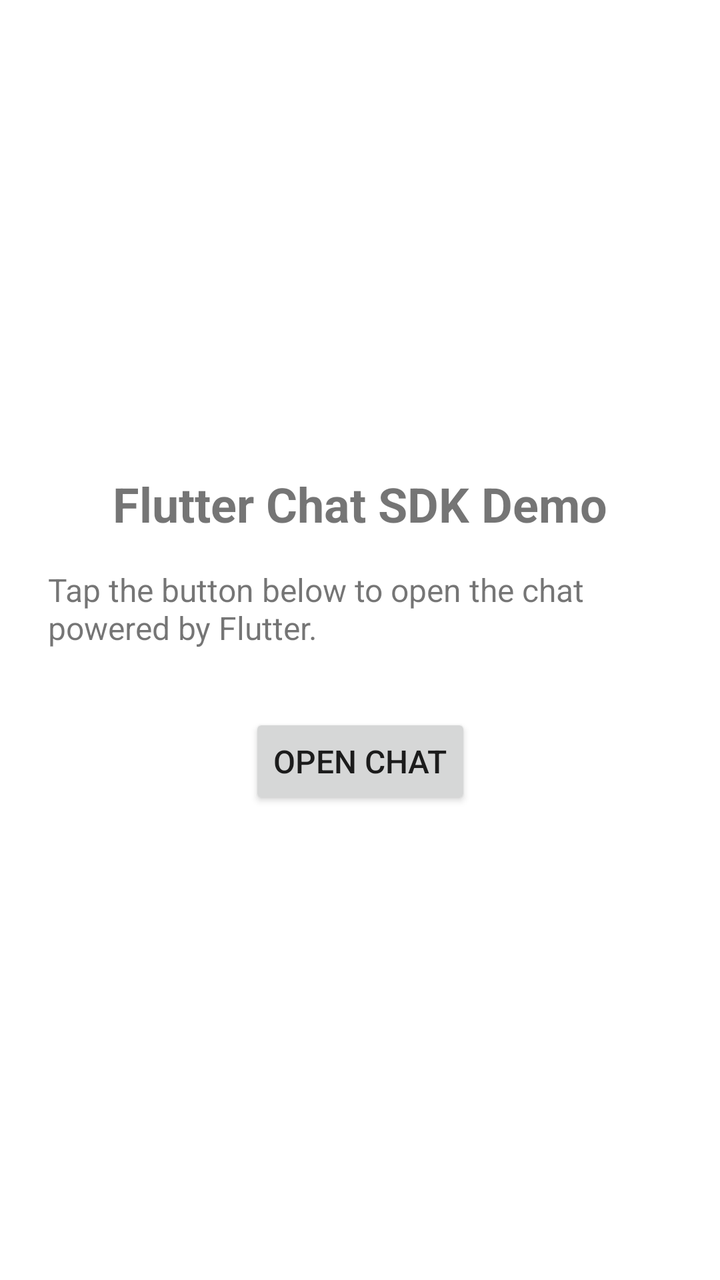
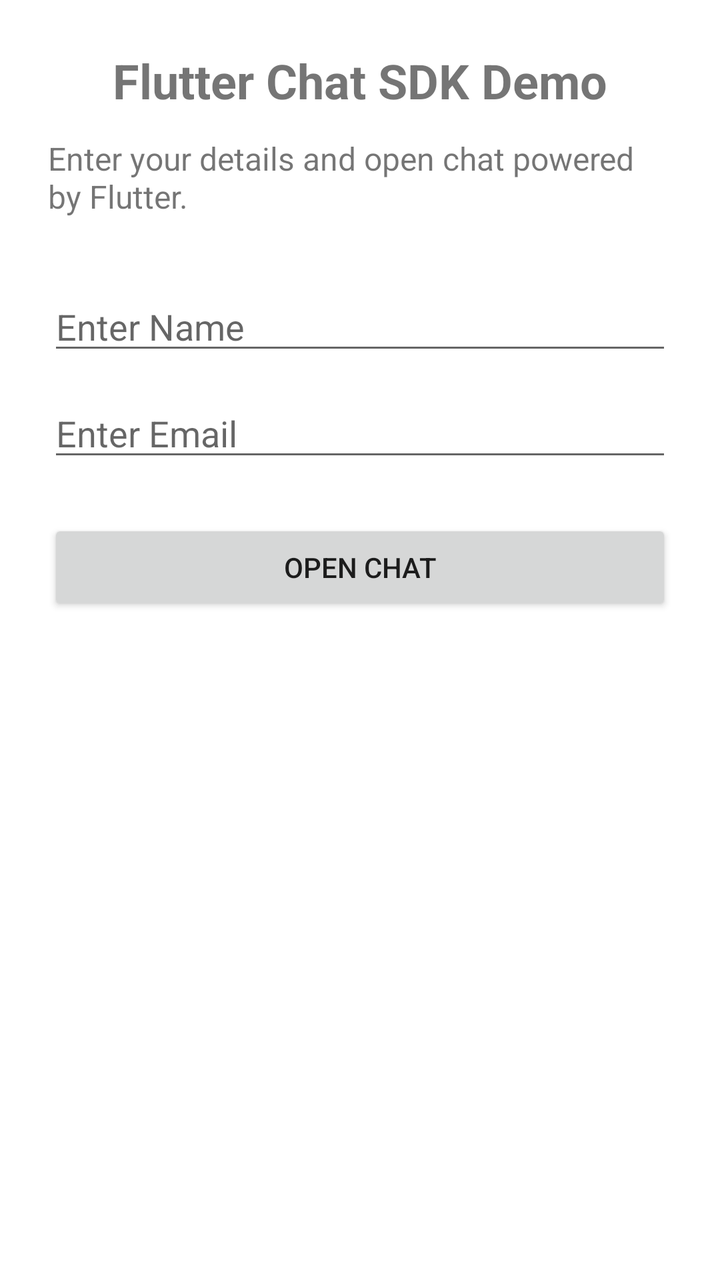

An Android layout rendered at two revisions. The XML below is the earlier revision; the diff shows what the commit changed to produce the second picture.
<!-- AndroidManifest.xml: application theme Theme.KotlinDemoApp -->
<!-- res/layout/activity_main.xml -->
<?xml version="1.0" encoding="utf-8"?>
<androidx.constraintlayout.widget.ConstraintLayout
    xmlns:android="http://schemas.android.com/apk/res/android"
    xmlns:app="http://schemas.android.com/apk/res-auto"
    android:layout_width="match_parent"
    android:layout_height="match_parent"
    android:padding="24dp">

    <TextView
        android:id="@+id/tvTitle"
        android:layout_width="wrap_content"
        android:layout_height="wrap_content"
        android:text="Flutter Chat SDK Demo"
        android:textSize="24sp"
        android:textStyle="bold"
        app:layout_constraintBottom_toTopOf="@id/tvDescription"
        app:layout_constraintEnd_toEndOf="parent"
        app:layout_constraintStart_toStartOf="parent"
        app:layout_constraintTop_toTopOf="parent"
        app:layout_constraintVertical_chainStyle="packed" />

    <TextView
        android:id="@+id/tvDescription"
        android:layout_width="wrap_content"
        android:layout_height="wrap_content"
        android:layout_marginTop="16dp"
        android:text="Tap the button below to open the chat powered by Flutter."
        android:textAlignment="center"
        android:textSize="16sp"
        app:layout_constraintBottom_toTopOf="@id/btnOpenChat"
        app:layout_constraintEnd_toEndOf="parent"
        app:layout_constraintStart_toStartOf="parent"
        app:layout_constraintTop_toBottomOf="@id/tvTitle" />

    <Button
        android:id="@+id/btnOpenChat"
        android:layout_width="wrap_content"
        android:layout_height="wrap_content"
        android:layout_marginTop="32dp"
        android:text="Open Chat"
        android:textSize="16sp"
        app:layout_constraintBottom_toBottomOf="parent"
        app:layout_constraintEnd_toEndOf="parent"
        app:layout_constraintStart_toStartOf="parent"
        app:layout_constraintTop_toBottomOf="@id/tvDescription" />

</androidx.constraintlayout.widget.ConstraintLayout>
<!-- resources referenced by this layout -->
<resources>
  <style name="Theme.KotlinDemoApp" parent="Theme.MaterialComponents.DayNight.DarkActionBar">
          <item name="colorPrimary">@color/design_default_color_primary</item>
          <item name="colorPrimaryVariant">@color/design_default_color_primary_dark</item>
          <item name="colorOnPrimary">@android:color/white</item>
      </style>
</resources>

<!-- the commit's change to res/layout/activity_main.xml (unified diff, before → after) -->
@@ -6,6 +6,7 @@
     android:layout_height="match_parent"
     android:padding="24dp">
 
+    
     <TextView
         android:id="@+id/tvTitle"
         android:layout_width="wrap_content"
@@ -13,35 +14,57 @@
         android:text="Flutter Chat SDK Demo"
         android:textSize="24sp"
         android:textStyle="bold"
+        app:layout_constraintTop_toTopOf="parent"
         app:layout_constraintBottom_toTopOf="@id/tvDescription"
-        app:layout_constraintEnd_toEndOf="parent"
         app:layout_constraintStart_toStartOf="parent"
-        app:layout_constraintTop_toTopOf="parent"
-        app:layout_constraintVertical_chainStyle="packed" />
+        app:layout_constraintEnd_toEndOf="parent"/>
 
+    
     <TextView
         android:id="@+id/tvDescription"
-        android:layout_width="wrap_content"
+        android:layout_width="0dp"
         android:layout_height="wrap_content"
-        android:layout_marginTop="16dp"
-        android:text="Tap the button below to open the chat powered by Flutter."
+        android:text="Enter your details and open chat powered by Flutter."
         android:textAlignment="center"
         android:textSize="16sp"
-        app:layout_constraintBottom_toTopOf="@id/btnOpenChat"
-        app:layout_constraintEnd_toEndOf="parent"
+        android:layout_marginTop="12dp"
+        app:layout_constraintTop_toBottomOf="@id/tvTitle"
+        app:layout_constraintBottom_toTopOf="@id/etName"
         app:layout_constraintStart_toStartOf="parent"
-        app:layout_constraintTop_toBottomOf="@id/tvTitle" />
+        app:layout_constraintEnd_toEndOf="parent"/>
 
+    
+    <EditText
+        android:id="@+id/etName"
+        android:layout_width="0dp"
+        android:layout_height="wrap_content"
+        android:hint="Enter Name"
+        android:layout_marginTop="32dp"
+        app:layout_constraintTop_toBottomOf="@id/tvDescription"
+        app:layout_constraintStart_toStartOf="parent"
+        app:layout_constraintEnd_toEndOf="parent"/>
+
+    
+    <EditText
+        android:id="@+id/etEmail"
+        android:layout_width="0dp"
+        android:layout_height="wrap_content"
+        android:hint="Enter Email"
+        android:inputType="textEmailAddress"
+        android:layout_marginTop="12dp"
+        app:layout_constraintTop_toBottomOf="@id/etName"
+        app:layout_constraintStart_toStartOf="parent"
+        app:layout_constraintEnd_toEndOf="parent"/>
+
+    
     <Button
         android:id="@+id/btnOpenChat"
-        android:layout_width="wrap_content"
+        android:layout_width="0dp"
         android:layout_height="wrap_content"
-        android:layout_marginTop="32dp"
         android:text="Open Chat"
-        android:textSize="16sp"
-        app:layout_constraintBottom_toBottomOf="parent"
-        app:layout_constraintEnd_toEndOf="parent"
+        android:layout_marginTop="24dp"
+        app:layout_constraintTop_toBottomOf="@id/etEmail"
         app:layout_constraintStart_toStartOf="parent"
-        app:layout_constraintTop_toBottomOf="@id/tvDescription" />
+        app:layout_constraintEnd_toEndOf="parent"/>
 
 </androidx.constraintlayout.widget.ConstraintLayout>
